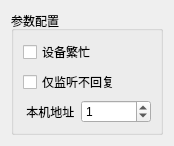
The window that src/modbus/common/SAKModbusCommonServerSection.ui (x-tools-author/x-tools) describes before a commit, drawn with Qt 5.
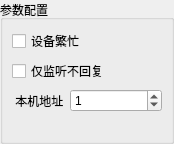
The same window after the commit.

What changed in the file:
```diff
--- a/src/modbus/common/SAKModbusCommonServerSection.ui
+++ b/src/modbus/common/SAKModbusCommonServerSection.ui
@@ -1,19 +1,31 @@
 <?xml version="1.0" encoding="UTF-8"?>
 <ui version="4.0">
- <class>SAKModbusCommonServerParametersController</class>
- <widget class="QWidget" name="SAKModbusCommonServerParametersController">
+ <class>SAKModbusCommonServerSection</class>
+ <widget class="QWidget" name="SAKModbusCommonServerSection">
   <property name="geometry">
    <rect>
     <x>0</x>
     <y>0</y>
     <width>174</width>
-    <height>114</height>
+    <height>132</height>
    </rect>
   </property>
   <property name="windowTitle">
    <string notr="true">Form</string>
   </property>
   <layout class="QVBoxLayout" name="verticalLayout">
+   <property name="leftMargin">
+    <number>0</number>
+   </property>
+   <property name="topMargin">
+    <number>0</number>
+   </property>
+   <property name="rightMargin">
+    <number>0</number>
+   </property>
+   <property name="bottomMargin">
+    <number>0</number>
+   </property>
    <item>
     <widget class="QGroupBox" name="serverConfigurationGroupBox">
      <property name="sizePolicy">
@@ -26,13 +38,6 @@
       <string>参数配置</string>
      </property>
      <layout class="QGridLayout" name="gridLayout">
-      <item row="0" column="0" colspan="2">
-       <widget class="QCheckBox" name="busyCheckBox">
-        <property name="text">
-         <string>设备繁忙</string>
-        </property>
-       </widget>
-      </item>
       <item row="1" column="0" colspan="2">
        <widget class="QCheckBox" name="listenLonlyCheckBox">
         <property name="text">
@@ -63,6 +68,26 @@
         </property>
        </widget>
       </item>
+      <item row="0" column="0" colspan="2">
+       <widget class="QCheckBox" name="busyCheckBox">
+        <property name="text">
+         <string>设备繁忙</string>
+        </property>
+       </widget>
+      </item>
+      <item row="3" column="0" colspan="2">
+       <widget class="QLabel" name="label">
+        <property name="sizePolicy">
+         <sizepolicy hsizetype="Preferred" vsizetype="Expanding">
+          <horstretch>0</horstretch>
+          <verstretch>0</verstretch>
+         </sizepolicy>
+        </property>
+        <property name="text">
+         <string notr="true"> </string>
+        </property>
+       </widget>
+      </item>
      </layout>
     </widget>
    </item>
```
